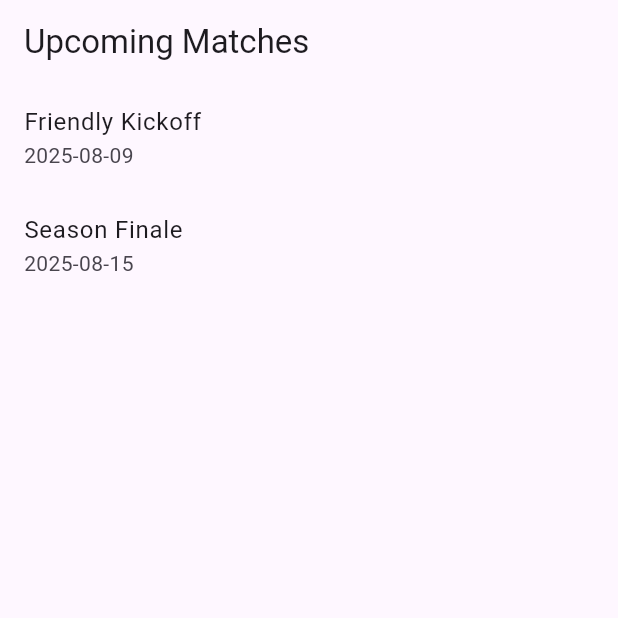
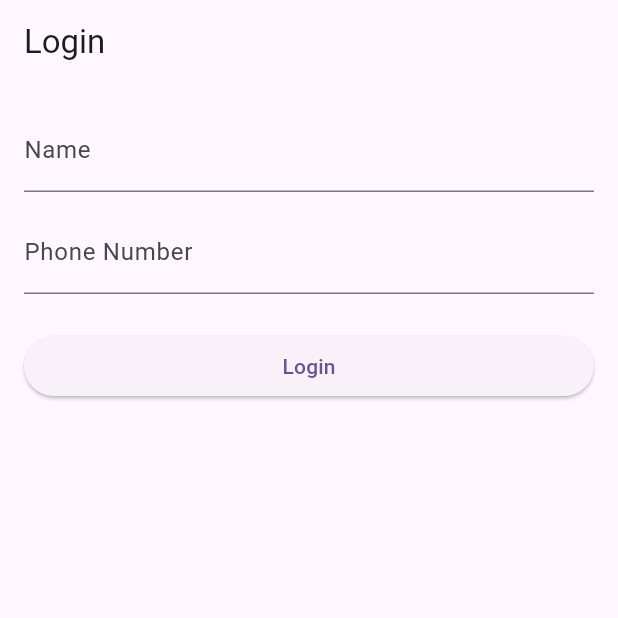
Before and after one commit to Pratikeshsingh/Football_is_life, a Flutter app: the screen it shows after launch, on a phone screen of 412 x 824 dp, the top half of it. Run offline on Flutter 3.47's test engine with Material 3 defaults, Android fonts, the phone set to English and light mode, and no system bars.

Commit message:
Introduce user model and login screen

```diff
--- a/lib/main.dart
+++ b/lib/main.dart
@@ -1,6 +1,6 @@
 import 'package:flutter/material.dart';
 
-import 'screens/upcoming_matches_screen.dart';
+import 'screens/login_screen.dart';
 
 void main() {
   runApp(const MyApp());
@@ -17,7 +17,7 @@ class MyApp extends StatelessWidget {
       theme: ThemeData(
         colorScheme: ColorScheme.fromSeed(seedColor: Colors.deepPurple),
       ),
-      home: const UpcomingMatchesScreen(),
+      home: const LoginScreen(),
     );
   }
 }
--- /dev/null
+++ b/lib/models/user.dart
@@ -0,0 +1,11 @@
+class User {
+  final String name;
+  final String phone;
+  final DateTime joinDate;
+
+  User({
+    required this.name,
+    required this.phone,
+    required this.joinDate,
+  });
+}
--- /dev/null
+++ b/lib/screens/login_screen.dart
@@ -0,0 +1,69 @@
+import 'package:flutter/material.dart';
+
+import '../models/user.dart';
+import 'upcoming_matches_screen.dart';
+
+class LoginScreen extends StatefulWidget {
+  const LoginScreen({super.key});
+
+  @override
+  State<LoginScreen> createState() => _LoginScreenState();
+}
+
+class _LoginScreenState extends State<LoginScreen> {
+  final _nameController = TextEditingController();
+  final _phoneController = TextEditingController();
+
+  @override
+  void dispose() {
+    _nameController.dispose();
+    _phoneController.dispose();
+    super.dispose();
+  }
+
+  void _login() {
+    final user = User(
+      name: _nameController.text,
+      phone: _phoneController.text,
+      joinDate: DateTime.now(),
+    );
+
+    Navigator.of(context).pushReplacement(
+      MaterialPageRoute(
+        builder: (_) => UpcomingMatchesScreen(user: user),
+      ),
+    );
+  }
+
+  @override
+  Widget build(BuildContext context) {
+    return Scaffold(
+      appBar: AppBar(
+        title: const Text('Login'),
+      ),
+      body: Padding(
+        padding: const EdgeInsets.all(16),
+        child: Column(
+          crossAxisAlignment: CrossAxisAlignment.stretch,
+          children: [
+            TextField(
+              controller: _nameController,
+              decoration: const InputDecoration(labelText: 'Name'),
+            ),
+            const SizedBox(height: 12),
+            TextField(
+              controller: _phoneController,
+              decoration: const InputDecoration(labelText: 'Phone Number'),
+              keyboardType: TextInputType.phone,
+            ),
+            const SizedBox(height: 24),
+            ElevatedButton(
+              onPressed: _login,
+              child: const Text('Login'),
+            ),
+          ],
+        ),
+      ),
+    );
+  }
+}
```
Also changed, not shown: lib/screens/upcoming_matches_screen.dart (+26 -2 lines), 1 other file.
